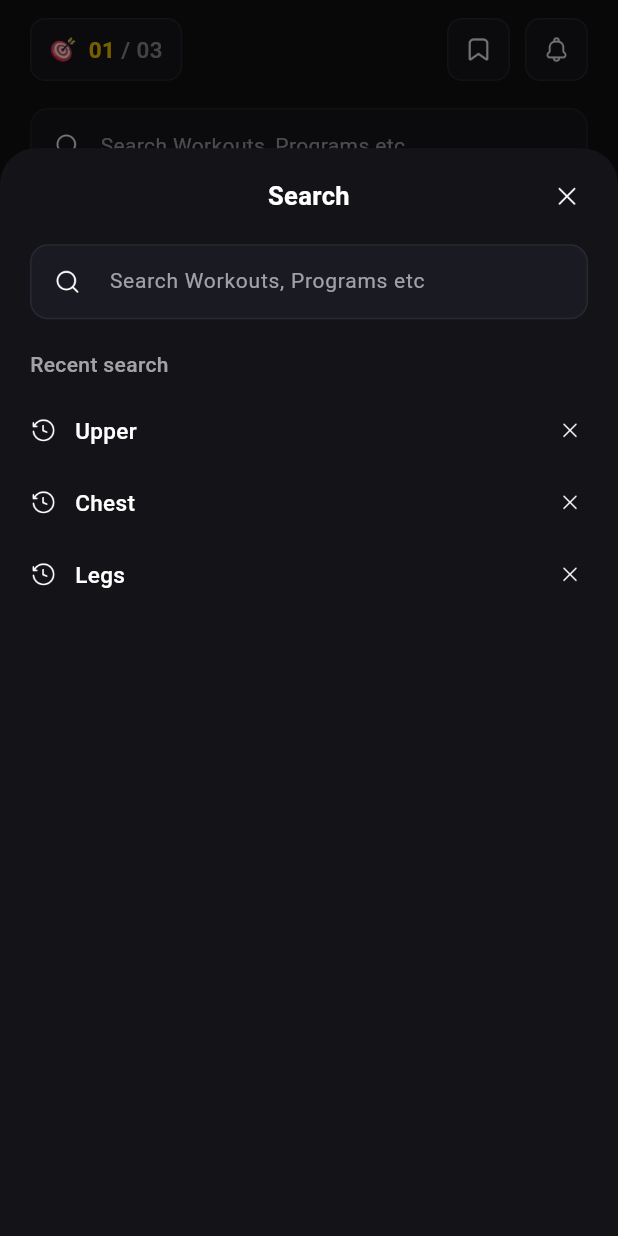
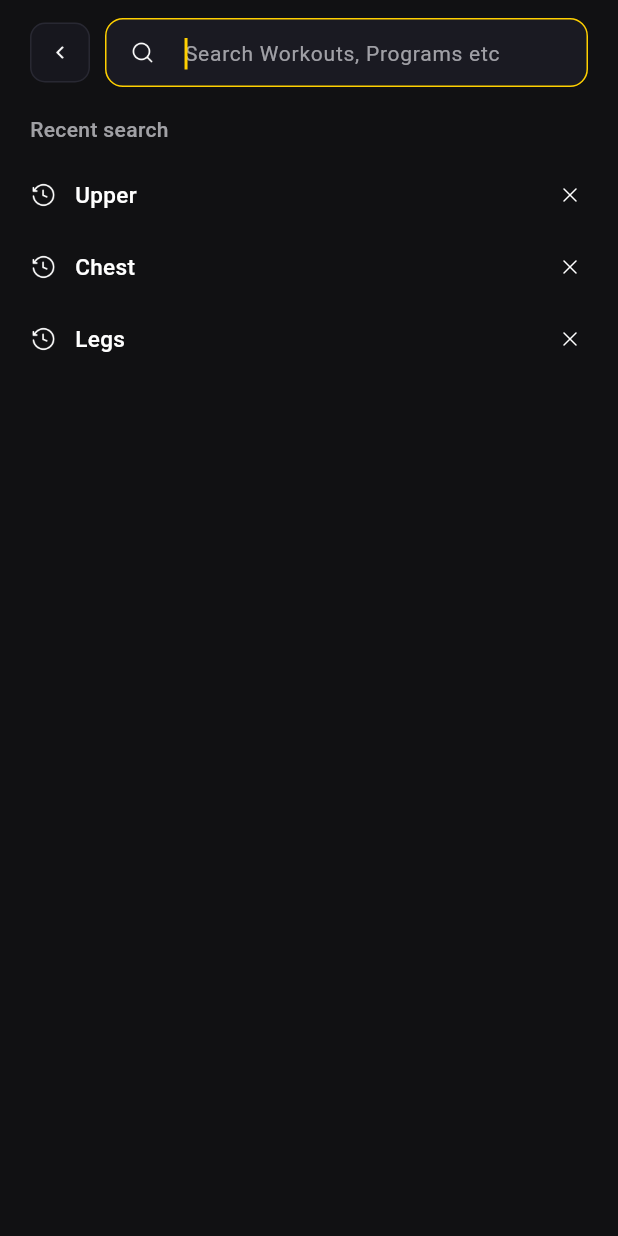
Before and after one commit to slramindu1/aura-fit, a Flutter app: the MainShellScreen screen opened directly, item 2 of the bottom bar chosen, after a tap on "Search Workouts, Programs etc", on a phone screen of 412 x 824 dp. Run offline on Flutter 3.47's test engine with Material 3 defaults, Android fonts, the phone set to English and light mode, and no system bars.

Commit message:
Refactor code structure for improved readability and maintainability

```diff
--- a/lib/core/constants/app_assets.dart
+++ b/lib/core/constants/app_assets.dart
@@ -151,11 +151,11 @@ abstract final class AppAssets {
   static const String profileLogout = 'assets/profile/logout.png';
 
   // Goals & Workout history
-  static const String goalMedal = 'assets/goals/goal.png';
-  static const String badge1 = 'assets/goals/Image.png';
-  static const String badge2 = 'assets/goals/Image-1.png';
-  static const String badge3 = 'assets/goals/Image-2.png';
-  static const String badge4 = 'assets/goals/Image-3.png';
+  static const String goalMedal = 'assets/workout/archivement.png';
+  static const String badge1 = 'assets/workout/first-rep.png';
+  static const String badge2 = 'assets/workout/consistency-builder.png';
+  static const String badge3 = 'assets/workout/strength-rising.png';
+  static const String badge4 = 'assets/workout/iron-dedication.png';
   static const String historyLegDay = 'assets/goals/leg-day.png';
   static const String historyChestDay = 'assets/goals/chest-day.png';
   static const String historyBackDay = 'assets/goals/back-day.png';
--- a/lib/features/home/main_shell_screen.dart
+++ b/lib/features/home/main_shell_screen.dart
@@ -41,9 +41,7 @@ class _MainShellScreenState extends State<MainShellScreen> {
         children: [
           HomeScreen(initialHasActiveWorkout: widget.initialHasActiveWorkout),
           const WorkoutScreen(),
-          AiChatScreen(
-            onBackPressed: () => setState(() => _currentIndex = 0),
-          ),
+          const SizedBox.shrink(),
           StatisticsScreen(
             onBrowseWorkouts: () => setState(() => _currentIndex = 1),
           ),
@@ -73,7 +71,17 @@ class _MainShellScreenState extends State<MainShellScreen> {
 
                 return Expanded(
                   child: InkWell(
-                    onTap: () => setState(() => _currentIndex = index),
+                    onTap: () {
+                      if (index == 2) {
+                        Navigator.of(context).push(
+                          MaterialPageRoute<void>(
+                            builder: (_) => const AiChatScreen(),
+                          ),
+                        );
+                        return;
+                      }
+                      setState(() => _currentIndex = index);
+                    },
                     child: Column(
                       mainAxisAlignment: MainAxisAlignment.center,
                       children: [
--- a/lib/features/home/search/search_modal_sheet.dart
+++ b/lib/features/home/search/search_modal_sheet.dart
@@ -2,9 +2,10 @@ import 'package:flutter/material.dart';
 
 import '../../../core/constants/app_assets.dart';
 import '../../../core/theme/app_colors.dart';
+import '../../auth/widgets/auth_top_bar.dart';
 import 'search_catalog.dart';
 
-/// Modal bottom sheet for recent searches, live suggestions, and empty states.
+/// Full-screen search view with YouTube-style top search bar, history, and live suggestions.
 class SearchModalSheet extends StatefulWidget {
   const SearchModalSheet({
     super.key,
@@ -63,51 +64,21 @@ class _SearchModalSheetState extends State<SearchModalSheet> {
     final isFocusedOrTyping = _focusNode.hasFocus || query.isNotEmpty;
     final suggestions = _matchingSuggestions;
 
-    return Container(
-      height: MediaQuery.of(context).size.height * 0.88,
-      decoration: const BoxDecoration(
-        color: Color(0xFF141418),
-        borderRadius: BorderRadius.vertical(top: Radius.circular(24)),
-      ),
-      child: SafeArea(
-        top: false,
+    return Scaffold(
+      backgroundColor: AppColors.backgroundDark,
+      body: SafeArea(
         child: Padding(
-          padding: const EdgeInsets.fromLTRB(20, 18, 20, 16),
+          padding: const EdgeInsets.fromLTRB(20, 12, 20, 16),
           child: Column(
             crossAxisAlignment: CrossAxisAlignment.start,
             children: [
               Row(
                 children: [
-                  const SizedBox(width: 28),
-                  const Expanded(
-                    child: Text(
-                      'Search',
-                      textAlign: TextAlign.center,
-                      style: TextStyle(
-                        color: AppColors.textPrimary,
-                        fontSize: 17,
-                        fontWeight: FontWeight.w600,
-                      ),
-                    ),
-                  ),
-                  InkWell(
-                    onTap: () => Navigator.of(context).pop(),
-                    borderRadius: BorderRadius.circular(14),
-                    child: Padding(
-                      padding: const EdgeInsets.all(4),
-                      child: Image.asset(
-                        AppAssets.closeIcon,
-                        width: 20,
-                        height: 20,
-                        color: AppColors.textPrimary,
-                      ),
-                    ),
-                  ),
-                ],
-              ),
-              const SizedBox(height: 18),
-              Container(
-                height: 50,
+                  const AuthTopBar(),
+                  const SizedBox(width: 10),
+                  Expanded(
+                    child: Container(
+                      height: 46,
                       decoration: BoxDecoration(
                         color: const Color(0xFF1A1A22),
                         borderRadius: BorderRadius.circular(12),
@@ -120,6 +91,7 @@ class _SearchModalSheetState extends State<SearchModalSheet> {
                       child: TextField(
                         controller: _controller,
                         focusNode: _focusNode,
+                        autofocus: true,
                         textInputAction: TextInputAction.search,
                         onChanged: (_) => setState(() {}),
                         onSubmitted: _submit,
@@ -136,11 +108,11 @@ class _SearchModalSheetState extends State<SearchModalSheet> {
                           ),
                           border: InputBorder.none,
                           prefixIcon: Padding(
-                      padding: const EdgeInsets.all(14),
+                            padding: const EdgeInsets.all(13),
                             child: Image.asset(
                               AppAssets.searchIcon,
-                        width: 20,
-                        height: 20,
+                              width: 18,
+                              height: 18,
                               color: AppColors.textPrimary,
                             ),
                           ),
@@ -158,11 +130,15 @@ class _SearchModalSheetState extends State<SearchModalSheet> {
                                   ),
                                 )
                               : null,
-                    contentPadding: const EdgeInsets.symmetric(vertical: 14),
+                          contentPadding:
+                              const EdgeInsets.symmetric(vertical: 12),
                         ),
                       ),
                     ),
-              const SizedBox(height: 20),
+                  ),
+                ],
+              ),
+              const SizedBox(height: 18),
               Expanded(
                 child: _buildBody(query, suggestions),
               ),
--- a/lib/features/profile/profile_screen.dart
+++ b/lib/features/profile/profile_screen.dart
@@ -24,10 +24,12 @@ class _BadgeEntry {
   const _BadgeEntry({
     required this.title,
     required this.imagePath,
+    this.isUnlocked = true,
   });
 
   final String title;
   final String imagePath;
+  final bool isUnlocked;
 }
 
 /// Profile tab screen with Workouts history, Badges progress, and Settings access.
@@ -94,7 +96,11 @@ class _ProfileScreenState extends State<ProfileScreen> {
     _BadgeEntry(title: 'First Rep', imagePath: AppAssets.badge1),
     _BadgeEntry(title: 'Consistency Builder', imagePath: AppAssets.badge2),
     _BadgeEntry(title: 'Strength Milestone', imagePath: AppAssets.badge3),
-    _BadgeEntry(title: 'Iron Dedication', imagePath: AppAssets.badge4),
+    _BadgeEntry(
+      title: 'Iron Dedication',
+      imagePath: AppAssets.badge4,
+      isUnlocked: false,
+    ),
   ];
 
   int _selectedTab = 0; // 0 = Workouts, 1 = Badges
@@ -140,9 +146,9 @@ class _ProfileScreenState extends State<ProfileScreen> {
                         width: 42,
                         height: 42,
                         decoration: BoxDecoration(
-                          color: const Color(0xFF17171E),
+                          color: const Color(0xFF161616),
                           borderRadius: BorderRadius.circular(10),
-                          border: Border.all(color: const Color(0xFF282832)),
+                          border: Border.all(color: const Color(0xFF262626)),
                         ),
                         alignment: Alignment.center,
                         child: Image.asset(
@@ -266,7 +272,7 @@ class _ProfileScreenState extends State<ProfileScreen> {
               ),
               PopupMenuButton<String>(
                 onSelected: (value) => setState(() => _selectedMonth = value),
-                color: const Color(0xFF1A1A22),
+                color: const Color(0xFF1A1A1A),
                 itemBuilder: (_) => _months
                     .map(
                       (m) => PopupMenuItem<String>(
@@ -285,9 +291,9 @@ class _ProfileScreenState extends State<ProfileScreen> {
                   height: 36,
                   padding: const EdgeInsets.symmetric(horizontal: 10),
                   decoration: BoxDecoration(
-                    color: const Color(0xFF17171E),
+                    color: const Color(0xFF161616),
                     borderRadius: BorderRadius.circular(10),
-                    border: Border.all(color: const Color(0xFF282832)),
+                    border: Border.all(color: const Color(0xFF262626)),
                   ),
                   child: Row(
                     mainAxisSize: MainAxisSize.min,
@@ -369,27 +375,32 @@ class _ProfileScreenState extends State<ProfileScreen> {
               itemBuilder: (context, index) {
                 final item = _history[index];
                 return Container(
-                  padding: const EdgeInsets.all(10),
+                  clipBehavior: Clip.antiAlias,
                   decoration: BoxDecoration(
-                    color: const Color(0xFF17171E),
+                    color: const Color(0xFF141414),
                     borderRadius: BorderRadius.circular(12),
-                    border: Border.all(color: const Color(0xFF282832)),
+                    border: Border.all(color: const Color(0xFF242424)),
                   ),
+                  child: IntrinsicHeight(
                     child: Row(
+                      crossAxisAlignment: CrossAxisAlignment.stretch,
                       children: [
-                      ClipRRect(
-                        borderRadius: BorderRadius.circular(10),
+                        SizedBox(
+                          width: 96,
                           child: Image.asset(
                             item.imagePath,
-                          width: 72,
-                          height: 72,
                             fit: BoxFit.cover,
                           ),
                         ),
-                      const SizedBox(width: 14),
                         Expanded(
+                          child: Padding(
+                            padding: const EdgeInsets.symmetric(
+                              horizontal: 12,
+                              vertical: 10,
+                            ),
                             child: Column(
                               crossAxisAlignment: CrossAxisAlignment.start,
+                              mainAxisAlignment: MainAxisAlignment.center,
                               children: [
                                 Text(
                                   item.title,
@@ -467,7 +478,9 @@ class _ProfileScreenState extends State<ProfileScreen> {
                               ],
                             ),
                           ),
+                        ),
                       ],
+                    ),
                   ),
                 );
               },
@@ -487,8 +500,8 @@ class _ProfileScreenState extends State<ProfileScreen> {
             children: [
               Image.asset(
                 AppAssets.goalMedal,
-                width: 104,
-                height: 104,
+                width: 128,
+                height: 128,
               ),
               const SizedBox(height: 20),
               const Text(
@@ -547,11 +560,11 @@ class _ProfileScreenState extends State<ProfileScreen> {
           Center(
             child: Image.asset(
               AppAssets.goalMedal,
-              width: 104,
-              height: 104,
+              width: 144,
+              height: 144,
             ),
           ),
-          const SizedBox(height: 18),
+          const SizedBox(height: 22),
           Row(
             mainAxisAlignment: MainAxisAlignment.spaceBetween,
             children: const [
@@ -579,35 +592,37 @@ class _ProfileScreenState extends State<ProfileScreen> {
             child: const LinearProgressIndicator(
               value: 0.14,
               minHeight: 7,
-              backgroundColor: Color(0xFF34343D),
+              backgroundColor: Color(0xFF2C2C2C),
               valueColor: AlwaysStoppedAnimation<Color>(
                 AppColors.primaryYellow,
               ),
             ),
           ),
-          const SizedBox(height: 24),
+          const SizedBox(height: 28),
           GridView.builder(
             shrinkWrap: true,
             physics: const NeverScrollableScrollPhysics(),
             itemCount: _badges.length,
             gridDelegate: const SliverGridDelegateWithFixedCrossAxisCount(
               crossAxisCount: 2,
-              mainAxisSpacing: 20,
+              mainAxisSpacing: 24,
               crossAxisSpacing: 16,
-              childAspectRatio: 1.05,
+              childAspectRatio: 0.9,
             ),
             itemBuilder: (context, index) {
               final badge = _badges[index];
-              return Column(
+              return Opacity(
+                opacity: badge.isUnlocked ? 1.0 : 0.35,
+                child: Column(
                   mainAxisAlignment: MainAxisAlignment.center,
                   children: [
                     Image.asset(
                       badge.imagePath,
-                    width: 84,
-                    height: 84,
+                      width: 118,
+                      height: 118,
                       fit: BoxFit.contain,
                     ),
-                  const SizedBox(height: 10),
+                    const SizedBox(height: 12),
                     Text(
                       badge.title,
                       textAlign: TextAlign.center,
@@ -618,6 +633,7 @@ class _ProfileScreenState extends State<ProfileScreen> {
                       ),
                     ),
                   ],
+                ),
               );
             },
           ),
@@ -697,7 +713,7 @@ class _ProfileTabButton extends StatelessWidget {
               height: 2,
               color: isSelected
                   ? AppColors.primaryYellow
-                  : const Color(0xFF24242D),
+                  : const Color(0xFF242424),
             ),
           ],
         ),
--- a/lib/features/profile/settings_screen.dart
+++ b/lib/features/profile/settings_screen.dart
@@ -53,9 +53,9 @@ class SettingsScreen extends StatelessWidget {
                 width: double.infinity,
                 padding: const EdgeInsets.all(20),
                 decoration: BoxDecoration(
-                  color: const Color(0xFF141418),
+                  color: const Color(0xFF141414),
                   borderRadius: BorderRadius.circular(16),
-                  border: Border.all(color: const Color(0xFF24242D)),
+                  border: Border.all(color: const Color(0xFF242424)),
                 ),
                 child: Column(
                   children: [
--- a/lib/features/statistics/statistics_screen.dart
+++ b/lib/features/statistics/statistics_screen.dart
@@ -197,12 +197,12 @@ class _StatisticsScreenState extends State<StatisticsScreen> {
                       padding: const EdgeInsets.symmetric(horizontal: 14),
                       alignment: Alignment.center,
                       decoration: BoxDecoration(
-                        color: const Color(0xFF17171E),
+                        color: const Color(0xFF161616),
                         borderRadius: BorderRadius.circular(10),
                         border: Border.all(
                           color: selected
                               ? AppColors.primaryYellow
-                              : const Color(0xFF282832),
+                              : const Color(0xFF262626),
                           width: 1.2,
                         ),
                       ),
@@ -227,7 +227,7 @@ class _StatisticsScreenState extends State<StatisticsScreen> {
               child: Container(
                 padding: const EdgeInsets.all(16),
                 decoration: BoxDecoration(
-                  color: const Color(0xFF191920),
+                  color: const Color(0xFF1A1A1A),
                   borderRadius: BorderRadius.circular(12),
                 ),
                 child: Column(
@@ -332,7 +332,7 @@ class _StatisticsScreenState extends State<StatisticsScreen> {
                   width: double.infinity,
                   padding: const EdgeInsets.all(14),
                   decoration: BoxDecoration(
-                    color: const Color(0xFF191920),
+                    color: const Color(0xFF1A1A1A),
                     borderRadius: BorderRadius.circular(12),
                   ),
                   child: Text(
@@ -459,7 +459,7 @@ class _MonthDropdownPill extends StatelessWidget {
   Widget build(BuildContext context) {
     return PopupMenuButton<String>(
       onSelected: onSelected,
-      color: const Color(0xFF1A1A22),
+      color: const Color(0xFF1A1A1A),
       itemBuilder: (_) => months
           .map(
             (m) => PopupMenuItem<String>(
@@ -478,9 +478,9 @@ class _MonthDropdownPill extends StatelessWidget {
         height: 36,
         padding: const EdgeInsets.symmetric(horizontal: 10),
         decoration: BoxDecoration(
-          color: const Color(0xFF17171E),
+          color: const Color(0xFF161616),
           borderRadius: BorderRadius.circular(10),
-          border: Border.all(color: const Color(0xFF282832)),
+          border: Border.all(color: const Color(0xFF262626)),
         ),
         child: Row(
           mainAxisSize: MainAxisSize.min,
@@ -529,9 +529,9 @@ class _SectionCard extends StatelessWidget {
     return Container(
       padding: const EdgeInsets.all(16),
       decoration: BoxDecoration(
-        color: const Color(0xFF141418),
+        color: const Color(0xFF141414),
         borderRadius: BorderRadius.circular(16),
-        border: Border.all(color: const Color(0xFF22222A)),
+        border: Border.all(color: const Color(0xFF242424)),
       ),
       child: Column(
         crossAxisAlignment: CrossAxisAlignment.start,
--- a/lib/features/statistics/widgets/statistics_charts.dart
+++ b/lib/features/statistics/widgets/statistics_charts.dart
@@ -107,9 +107,9 @@ class PerformanceIndexChart extends StatelessWidget {
         width: 138,
         padding: const EdgeInsets.all(10),
         decoration: BoxDecoration(
-          color: const Color(0xFF191920),
+          color: const Color(0xFF1A1A1A),
           borderRadius: BorderRadius.circular(10),
-          border: Border.all(color: const Color(0xFF2E2E38)),
+          border: Border.all(color: const Color(0xFF2C2C2C)),
           boxShadow: [
             BoxShadow(
               color: Colors.black.withValues(alpha: 0.45),
@@ -130,7 +130,7 @@ class PerformanceIndexChart extends StatelessWidget {
                 fontWeight: FontWeight.w600,
               ),
             ),
-            const Divider(color: Color(0xFF282832), height: 12),
+            const Divider(color: Color(0xFF2A2A2A), height: 12),
             Text(
               '${point.value.toInt()}',
               style: const TextStyle(
@@ -216,9 +216,9 @@ class TrainingVolumeChart extends StatelessWidget {
                       width: 142,
                       padding: const EdgeInsets.all(10),
                       decoration: BoxDecoration(
-                        color: const Color(0xFF191920),
+                        color: const Color(0xFF1A1A1A),
                         borderRadius: BorderRadius.circular(10),
-                        border: Border.all(color: const Color(0xFF2E2E38)),
+                        border: Border.all(color: const Color(0xFF2C2C2C)),
                         boxShadow: [
                           BoxShadow(
                             color: Colors.black.withValues(alpha: 0.45),
@@ -239,7 +239,7 @@ class TrainingVolumeChart extends StatelessWidget {
                               fontWeight: FontWeight.w600,
                             ),
                           ),
-                          const Divider(color: Color(0xFF282832), height: 12),
+                          const Divider(color: Color(0xFF2A2A2A), height: 12),
                           Text(
                             'Total Workout',
                             style: TextStyle(
@@ -294,7 +294,7 @@ class _AreaLinePainter extends CustomPainter {
     final chartHeight = size.height - topPadding - bottomPadding;
 
     final gridPaint = Paint()
-      ..color = const Color(0xFF2A2A34)
+      ..color = const Color(0xFF2A2A2A)
       ..strokeWidth = 1;
 
     final textPainter = TextPainter(textDirection: ui.TextDirection.ltr);
@@ -411,7 +411,7 @@ class _BarChartPainter extends CustomPainter {
     final chartHeight = size.height - topPadding - bottomPadding;
 
     final gridPaint = Paint()
-      ..color = const Color(0xFF2A2A34)
+      ..color = const Color(0xFF2A2A2A)
       ..strokeWidth = 1;
     final textPainter = TextPainter(textDirection: ui.TextDirection.ltr);
 
--- a/lib/features/workout/workout_screen.dart
+++ b/lib/features/workout/workout_screen.dart
@@ -162,10 +162,8 @@ class _WorkoutScreenState extends State<WorkoutScreen> {
   }
 
   void _openSearchModal() {
-    showModalBottomSheet<String>(
-      context: context,
-      isScrollControlled: true,
-      backgroundColor: Colors.transparent,
+    Navigator.of(context).push(
+      MaterialPageRoute<void>(
         builder: (_) => SearchModalSheet(
           recentSearches: _recentSearches,
           onRemoveRecent: (term) {
@@ -185,6 +183,7 @@ class _WorkoutScreenState extends State<WorkoutScreen> {
               ),
             );
           },
+        ),
       ),
     );
   }
--- a/lib/main.dart
+++ b/lib/main.dart
@@ -17,7 +17,7 @@ class AuraFitApp extends StatelessWidget {
   @override
   Widget build(BuildContext context) {
     return MaterialApp(
-      title: 'AuraFit',
+      title: 'Aura Fit',
       debugShowCheckedModeBanner: false,
       theme: AppTheme.darkTheme,
       home: const SplashScreen(),
```
Also changed, not shown: lib/features/ai_chat/ai_chat_screen.dart (+80 -5 lines), lib/features/home/home_screen.dart (+3 -4 lines), lib/features/profile/personal_info_screen.dart (+12 -11 lines), pubspec.yaml (+9 -0 lines), pubspec.lock, 38 other files. Lines whose indentation alone changed are shown as unchanged.
